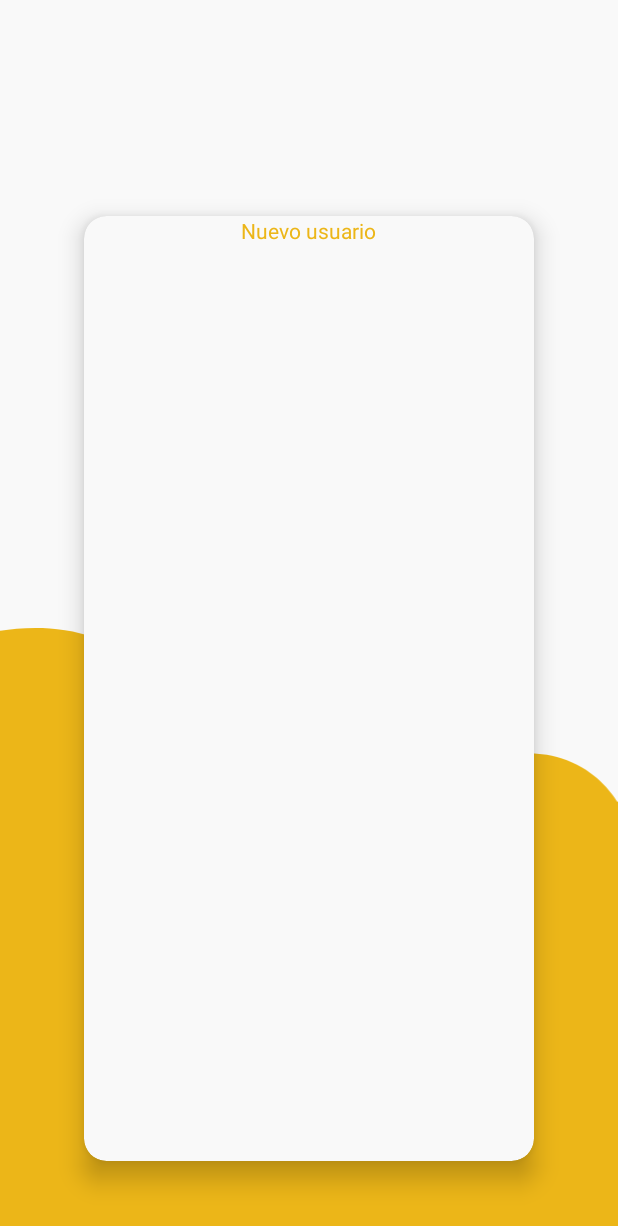
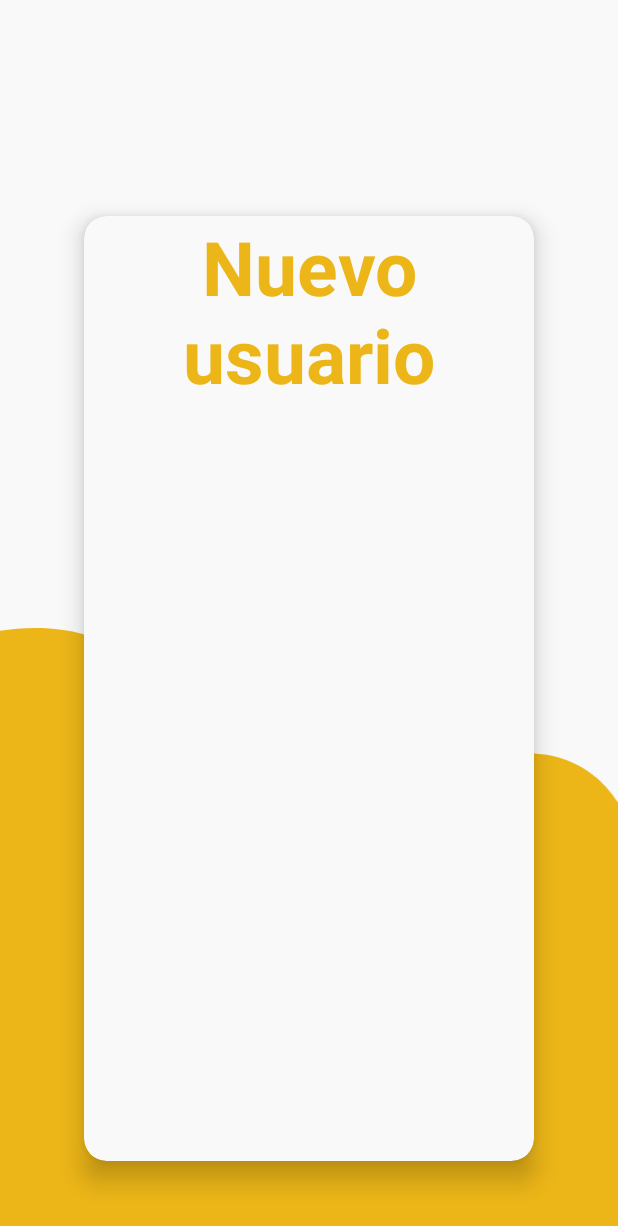
Before and after one commit to AdrianaMillares/EsenciaPatrimonioApp, an Android app: the layout activity_register.xml on its own in the app's theme, with its tools: preview values and no code run, on a phone screen of 412 x 824 dp. Shown: the top 1226 px of the screen. Run offline under Robolectric (Android 15) with nearby library versions, the phone set to English and light mode, and no system bars.

Commit message:
Register update

```diff
--- a/app/src/main/res/layout/activity_register.xml
+++ b/app/src/main/res/layout/activity_register.xml
@@ -39,7 +39,10 @@
                 android:layout_height="wrap_content"
                 android:layout_centerHorizontal="true"
                 android:text="Nuevo usuario"
-                android:textColor="@color/ep_yellow"/>
+                android:textColor="@color/ep_yellow"
+                android:textSize="50dp"
+                android:textAlignment="center"
+                android:textStyle="bold" />
         </RelativeLayout>
     </androidx.cardview.widget.CardView>
 
```
